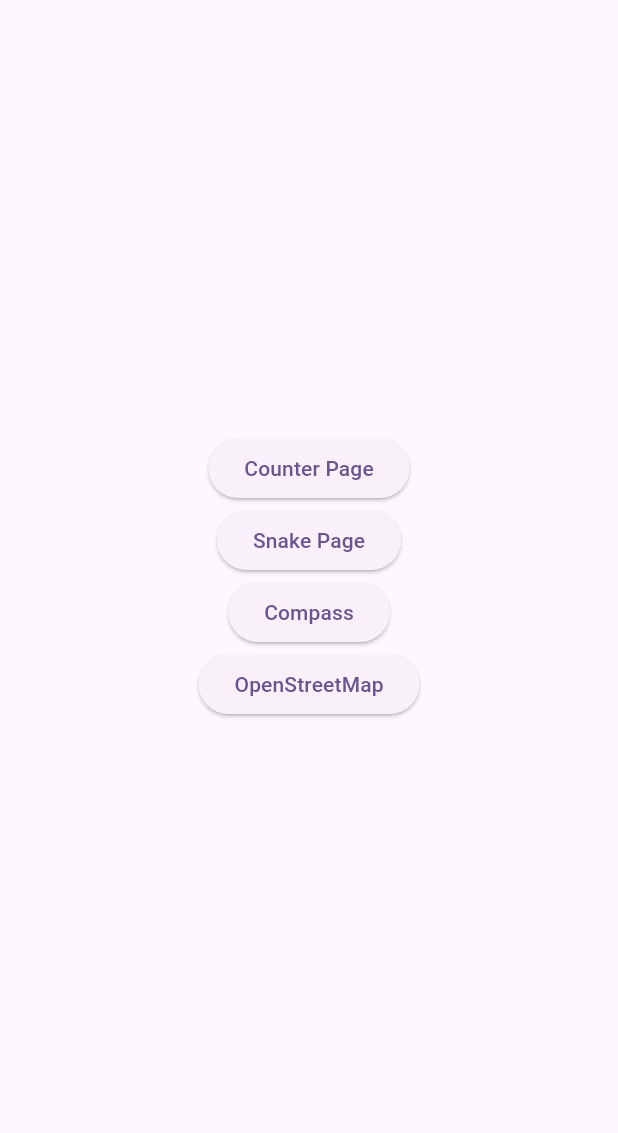
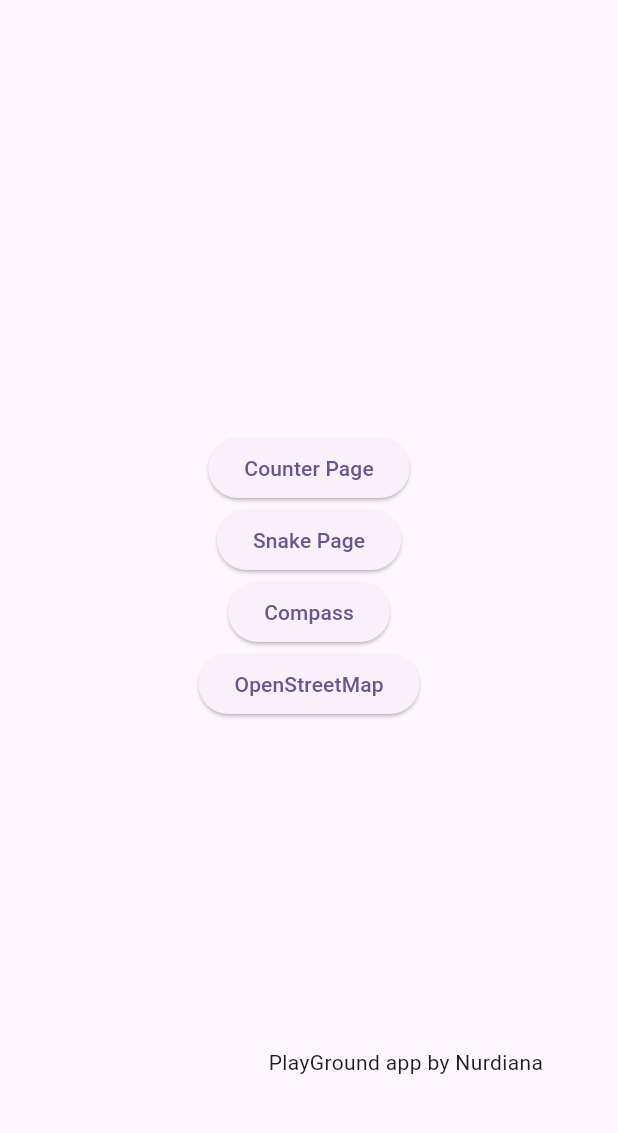
Before and after one commit to nurdiana/super_app, a Flutter app: the screen it shows after launch, on a phone screen of 412 x 824 dp, the part 84-1217 px from its top. Run offline on Flutter 3.47's test engine with Material 3 defaults, Android fonts, the phone set to English and light mode, and no system bars; our stand-ins replace flutter_map, latlong2, location, sensors_plus.

Commit message:
Change main

```diff
--- a/lib/main.dart
+++ b/lib/main.dart
@@ -79,7 +79,9 @@ class _MyHomePageState extends State<MyHomePage> {
         // the App.build method, and use it to set our appbar title.
         title: Text(widget.title),
       ),
-      body: Center(
+      body: Stack(
+        children: [
+          Center(
             // Center is a layout widget. It takes a single child and positions it
             // in the middle of the parent.
             child: Column(
@@ -154,6 +156,13 @@ class _MyHomePageState extends State<MyHomePage> {
               ],
             ),
           ),
+          const Positioned(
+            right: 50,
+            bottom: 50,
+            child: Text("PlayGround app by Nurdiana"),
+          ),
+        ],
+      ),
     );
   }
 }
```
Lines whose indentation alone changed are shown as unchanged.
